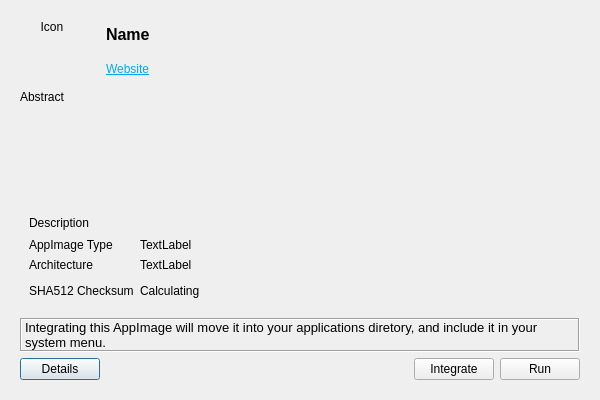
TheAssassin/AppImageLauncher, file src/launcher/ui.ui: the form before one commit.
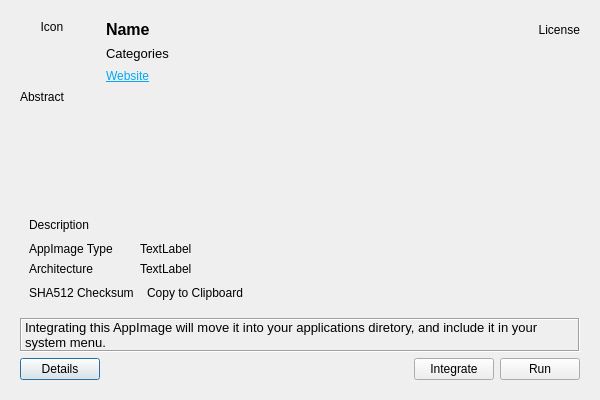
The form after the commit. Icons and pictures are not drawn.

Commit message: Add 'categories' and 'links' fields

Patch:
```diff
--- a/src/launcher/ui.ui
+++ b/src/launcher/ui.ui
@@ -21,8 +21,14 @@
      </property>
      <widget class="QWidget" name="integrationPage">
       <layout class="QGridLayout" name="gridLayout">
-       <item row="3" column="0" colspan="6">
+       <item row="4" column="0" colspan="6">
         <widget class="QWidget" name="widgetDetails" native="true">
+         <property name="sizePolicy">
+          <sizepolicy hsizetype="Preferred" vsizetype="MinimumExpanding">
+           <horstretch>0</horstretch>
+           <verstretch>0</verstretch>
+          </sizepolicy>
+         </property>
          <property name="minimumSize">
           <size>
            <width>0</width>
@@ -46,28 +52,6 @@
             </property>
            </widget>
           </item>
-          <item row="3" column="1">
-           <widget class="QLabel" name="labelCheckSum">
-            <property name="sizePolicy">
-             <sizepolicy hsizetype="MinimumExpanding" vsizetype="Preferred">
-              <horstretch>0</horstretch>
-              <verstretch>0</verstretch>
-             </sizepolicy>
-            </property>
-            <property name="maximumSize">
-             <size>
-              <width>384</width>
-              <height>16777215</height>
-             </size>
-            </property>
-            <property name="text">
-             <string>Calculating</string>
-            </property>
-            <property name="wordWrap">
-             <bool>true</bool>
-            </property>
-           </widget>
-          </item>
           <item row="2" column="0">
            <widget class="QLabel" name="label_6">
             <property name="text">
@@ -105,13 +89,30 @@
             </property>
            </widget>
           </item>
-          <item row="3" column="2">
+          <item row="0" column="0" colspan="3">
+           <widget class="QLabel" name="labelDescription">
+            <property name="sizePolicy">
+             <sizepolicy hsizetype="Preferred" vsizetype="MinimumExpanding">
+              <horstretch>0</horstretch>
+              <verstretch>0</verstretch>
+             </sizepolicy>
+            </property>
+            <property name="text">
+             <string>Description</string>
+            </property>
+            <property name="wordWrap">
+             <bool>true</bool>
+            </property>
+           </widget>
+          </item>
+          <item row="3" column="1" colspan="2">
            <widget class="QToolButton" name="copyCheckSumButton">
             <property name="text">
-             <string/>
+             <string>Copy to Clipboard</string>
             </property>
             <property name="icon">
-             <iconset theme="edit-copy"/>
+             <iconset theme="edit-copy">
+              <normaloff>.</normaloff>.</iconset>
             </property>
             <property name="iconSize">
              <size>
@@ -119,57 +120,25 @@
               <height>18</height>
              </size>
             </property>
+            <property name="toolButtonStyle">
+             <enum>Qt::ToolButtonTextBesideIcon</enum>
+            </property>
             <property name="autoRaise">
              <bool>true</bool>
             </property>
            </widget>
           </item>
-          <item row="0" column="0" colspan="3">
-           <widget class="QLabel" name="labelDescription">
-            <property name="sizePolicy">
-             <sizepolicy hsizetype="Preferred" vsizetype="MinimumExpanding">
-              <horstretch>0</horstretch>
-              <verstretch>0</verstretch>
-             </sizepolicy>
-            </property>
-            <property name="text">
-             <string>Description</string>
-            </property>
-            <property name="wordWrap">
-             <bool>true</bool>
-            </property>
-           </widget>
-          </item>
          </layout>
         </widget>
        </item>
-       <item row="1" column="1">
-        <widget class="QLabel" name="labelWebsite">
-         <property name="text">
-          <string>&lt;html&gt;&lt;head/&gt;&lt;body&gt;&lt;p&gt;&lt;a href=&quot;http://appimage.org&quot;&gt;&lt;span style=&quot; text-decoration: underline; color:#03a9f4;&quot;&gt;Website&lt;/span&gt;&lt;/a&gt;&lt;/p&gt;&lt;/body&gt;&lt;/html&gt;</string>
-         </property>
-         <property name="textFormat">
-          <enum>Qt::RichText</enum>
-         </property>
-         <property name="alignment">
-          <set>Qt::AlignLeading|Qt::AlignLeft|Qt::AlignVCenter</set>
-         </property>
-         <property name="openExternalLinks">
-          <bool>true</bool>
-         </property>
-         <property name="textInteractionFlags">
-          <set>Qt::LinksAccessibleByKeyboard|Qt::LinksAccessibleByMouse</set>
-         </property>
-        </widget>
-       </item>
-       <item row="5" column="0">
+       <item row="6" column="0">
         <widget class="QPushButton" name="detailsButton">
          <property name="text">
           <string>Details</string>
          </property>
         </widget>
        </item>
-       <item row="5" column="4">
+       <item row="6" column="4">
         <widget class="QPushButton" name="integrateButton">
          <property name="text">
           <string>Integrate</string>
@@ -182,7 +151,7 @@
          </property>
         </widget>
        </item>
-       <item row="5" column="2" colspan="2">
+       <item row="6" column="2" colspan="2">
         <spacer name="horizontalSpacer">
          <property name="orientation">
           <enum>Qt::Horizontal</enum>
@@ -195,39 +164,10 @@
          </property>
         </spacer>
        </item>
-       <item row="0" column="1">
-        <widget class="QLabel" name="labelName">
-         <property name="sizePolicy">
-          <sizepolicy hsizetype="MinimumExpanding" vsizetype="Preferred">
-           <horstretch>0</horstretch>
-           <verstretch>0</verstretch>
-          </sizepolicy>
-         </property>
-         <property name="font">
-          <font>
-           <pointsize>12</pointsize>
-           <weight>75</weight>
-           <bold>true</bold>
-          </font>
-         </property>
-         <property name="text">
-          <string>Name</string>
-         </property>
-         <property name="alignment">
-          <set>Qt::AlignLeading|Qt::AlignLeft|Qt::AlignVCenter</set>
-         </property>
-         <property name="wordWrap">
-          <bool>true</bool>
-         </property>
-         <property name="margin">
-          <number>0</number>
-         </property>
-        </widget>
-       </item>
-       <item row="2" column="0" colspan="6">
+       <item row="3" column="0" colspan="6">
         <widget class="QLabel" name="labelAbstract">
          <property name="sizePolicy">
-          <sizepolicy hsizetype="MinimumExpanding" vsizetype="MinimumExpanding">
+          <sizepolicy hsizetype="Preferred" vsizetype="MinimumExpanding">
            <horstretch>0</horstretch>
            <verstretch>0</verstretch>
           </sizepolicy>
@@ -251,7 +191,7 @@
          </property>
         </widget>
        </item>
-       <item row="5" column="5">
+       <item row="6" column="5">
         <widget class="QPushButton" name="runButton">
          <property name="text">
           <string>Run</string>
@@ -268,7 +208,7 @@
          </property>
         </widget>
        </item>
-       <item row="4" column="0" colspan="6">
+       <item row="5" column="0" colspan="6">
         <widget class="QLabel" name="label">
          <property name="frameShape">
           <enum>QFrame::Box</enum>
@@ -291,7 +231,7 @@
          </property>
         </widget>
        </item>
-       <item row="0" column="0" rowspan="2">
+       <item row="0" column="0" rowspan="3">
         <widget class="QLabel" name="iconLabel">
          <property name="sizePolicy">
           <sizepolicy hsizetype="Fixed" vsizetype="Fixed">
@@ -319,6 +259,85 @@
          </property>
         </widget>
        </item>
+       <item row="1" column="1" colspan="3">
+        <widget class="QLabel" name="labelCategories">
+         <property name="font">
+          <font>
+           <pointsize>10</pointsize>
+           <weight>50</weight>
+           <italic>false</italic>
+           <bold>false</bold>
+          </font>
+         </property>
+         <property name="text">
+          <string>Categories</string>
+         </property>
+         <property name="wordWrap">
+          <bool>true</bool>
+         </property>
+        </widget>
+       </item>
+       <item row="2" column="1" colspan="3">
+        <widget class="QLabel" name="labelLinks">
+         <property name="text">
+          <string>&lt;html&gt;&lt;head/&gt;&lt;body&gt;&lt;p&gt;&lt;a href=&quot;http://appimage.org&quot;&gt;&lt;span style=&quot; text-decoration: underline; color:#03a9f4;&quot;&gt;Website&lt;/span&gt;&lt;/a&gt;&lt;/p&gt;&lt;/body&gt;&lt;/html&gt;</string>
+         </property>
+         <property name="textFormat">
+          <enum>Qt::RichText</enum>
+         </property>
+         <property name="alignment">
+          <set>Qt::AlignLeading|Qt::AlignLeft|Qt::AlignVCenter</set>
+         </property>
+         <property name="wordWrap">
+          <bool>true</bool>
+         </property>
+         <property name="openExternalLinks">
+          <bool>true</bool>
+         </property>
+         <property name="textInteractionFlags">
+          <set>Qt::LinksAccessibleByKeyboard|Qt::LinksAccessibleByMouse</set>
+         </property>
+        </widget>
+       </item>
+       <item row="0" column="1" colspan="3">
+        <widget class="QLabel" name="labelName">
+         <property name="sizePolicy">
+          <sizepolicy hsizetype="MinimumExpanding" vsizetype="Preferred">
+           <horstretch>0</horstretch>
+           <verstretch>0</verstretch>
+          </sizepolicy>
+         </property>
+         <property name="font">
+          <font>
+           <pointsize>12</pointsize>
+           <weight>75</weight>
+           <bold>true</bold>
+          </font>
+         </property>
+         <property name="text">
+          <string>Name</string>
+         </property>
+         <property name="alignment">
+          <set>Qt::AlignLeading|Qt::AlignLeft|Qt::AlignVCenter</set>
+         </property>
+         <property name="wordWrap">
+          <bool>true</bool>
+         </property>
+         <property name="margin">
+          <number>0</number>
+         </property>
+        </widget>
+       </item>
+       <item row="0" column="4" colspan="2">
+        <widget class="QLabel" name="labelLicense">
+         <property name="text">
+          <string>License</string>
+         </property>
+         <property name="alignment">
+          <set>Qt::AlignRight|Qt::AlignTrailing|Qt::AlignVCenter</set>
+         </property>
+        </widget>
+       </item>
       </layout>
      </widget>
      <widget class="QWidget" name="completionPage">
@@ -338,7 +357,7 @@
         </widget>
        </item>
        <item row="0" column="0" colspan="2">
-        <widget class="QLabel" name="successLabel">
+        <widget class="QLabel" name="labelSuccess">
          <property name="text">
           <string>&lt;html&gt;&lt;head/&gt;&lt;body&gt;&lt;p&gt;Integration completed successfully.&lt;/p&gt;&lt;p&gt;To remove or update the AppImage, please use the context menu of the application icon in your task bar or launcher.&lt;/p&gt;&lt;/body&gt;&lt;/html&gt;</string>
          </property>
```
The commit also changes 2 other files.
